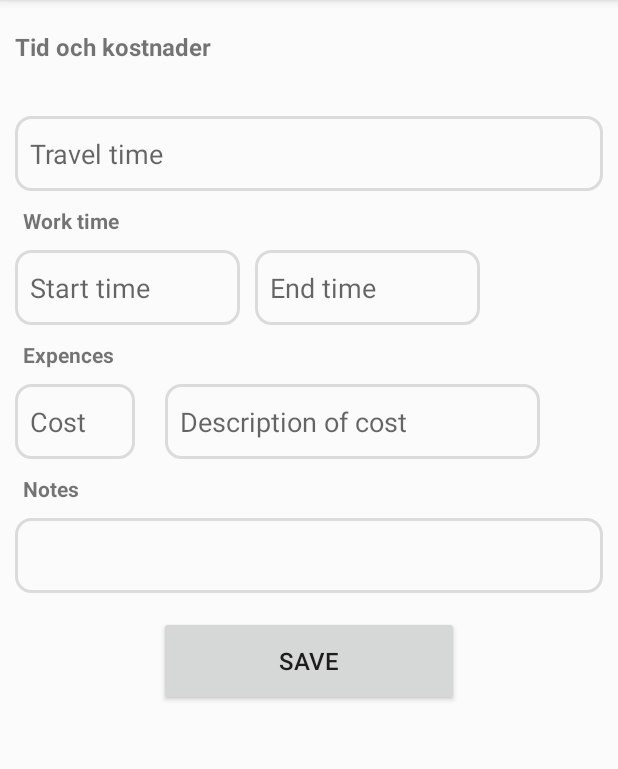
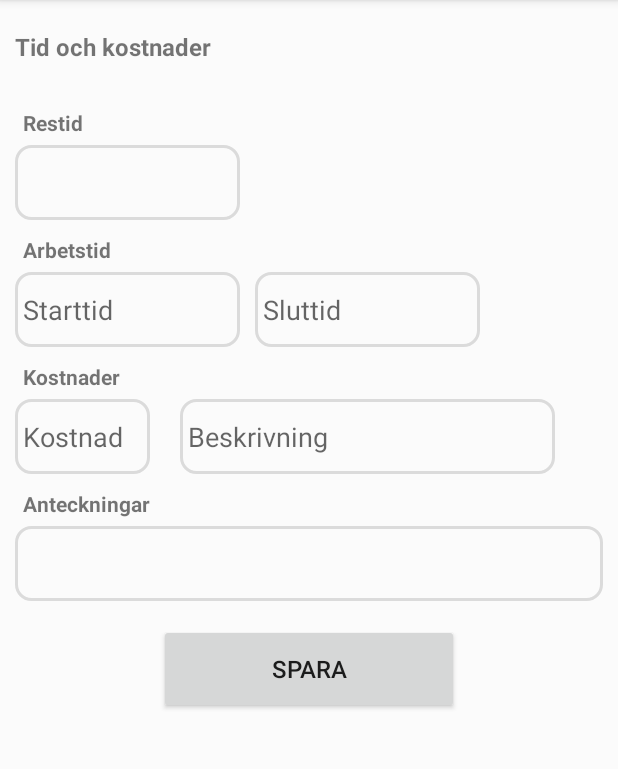
Before and after one commit to HeSingh93/todo-mobileapp, an Android app: the TimeAndExpenses screen opened directly, with no data from a screen before it, on a phone screen of 412 x 824 dp, the part 84-853 px from its top. Run offline under Robolectric (Android 15) with nearby library versions, the phone set to English and light mode, and no system bars; 2 statements that could not run were skipped.

Commit message:
Change layout for time and expenses and create strings in values/strings

```diff
--- a/app/src/main/res/layout/activity_login.xml
+++ b/app/src/main/res/layout/activity_login.xml
@@ -61,7 +61,7 @@
             android:layout_marginTop="25dp"
             android:background="#DBDBDB"
             android:linksClickable="false"
-            android:text="Logga in"
+            android:text="@string/log_in"
             android:textColor="#FFFFFF"
             android:textSize="22sp" />
 
--- a/app/src/main/res/layout/activity_order_list.xml
+++ b/app/src/main/res/layout/activity_order_list.xml
@@ -23,7 +23,7 @@
             android:layout_height="wrap_content"
             android:layout_marginLeft="10dp"
             android:layout_marginTop="20dp"
-            android:text="Ej accepterade arbetsordrar"
+            android:text="@string/declined_work_orders"
             android:textSize="16sp"
             android:textStyle="bold" />
 
@@ -40,7 +40,7 @@
             android:layout_height="wrap_content"
             android:layout_marginLeft="10dp"
             android:layout_marginTop="10dp"
-            android:text="Accepterade arbetsordrar"
+            android:text="@string/accepted_work_orders"
             android:textSize="16sp"
             android:textStyle="bold" />
 
--- a/app/src/main/res/layout/activity_time_and_expenses.xml
+++ b/app/src/main/res/layout/activity_time_and_expenses.xml
@@ -21,30 +21,38 @@
         <TextView
             android:layout_width="250dp"
             android:layout_height="wrap_content"
+            android:layout_marginLeft="10dp"
             android:layout_marginTop="20dp"
-            android:layout_marginLeft="10dp"
             android:gravity="left"
-            android:text="Tid och kostnader"
+            android:text="@string/time_and_expenses"
             android:textSize="16sp"
+            android:textStyle="bold" />
+
+        <TextView
+            android:id="@+id/labelTravelTime"
+            android:layout_width="wrap_content"
+            android:layout_height="wrap_content"
+            android:layout_marginLeft="15dp"
+            android:layout_marginTop="30dp"
+            android:text="@string/travel_time"
             android:textStyle="bold" />
 
         <EditText
             android:id="@+id/textTravelTime"
-            android:layout_width="match_parent"
+            android:layout_width="150dp"
             android:layout_height="50dp"
             android:layout_marginLeft="10dp"
-            android:layout_marginTop="35dp"
+            android:layout_marginTop="5dp"
             android:layout_marginRight="10dp"
-            android:background="@drawable/border_style"
-            android:hint="Travel time" />
+            android:background="@drawable/border_style" />
 
         <TextView
             android:id="@+id/labelWorkTime"
             android:layout_width="wrap_content"
             android:layout_height="wrap_content"
+            android:layout_marginLeft="15dp"
             android:layout_marginTop="10dp"
-            android:layout_marginLeft="15dp"
-            android:text="Work time"
+            android:text="@string/work_time"
             android:textStyle="bold" />
 
         <LinearLayout
@@ -56,19 +64,21 @@
                 android:layout_width="150dp"
                 android:layout_height="50dp"
                 android:layout_marginLeft="10dp"
-                android:layout_marginTop="10dp"
+                android:layout_marginTop="5dp"
                 android:background="@drawable/border_style"
-                android:hint="Start time" />
+                android:paddingLeft="5dp"
+                android:hint="Starttid" />
 
             <EditText
                 android:id="@+id/textWorkEndTime"
                 android:layout_width="150dp"
                 android:layout_height="50dp"
                 android:layout_marginLeft="10dp"
-                android:layout_marginTop="10dp"
+                android:layout_marginTop="5dp"
                 android:layout_marginRight="10dp"
                 android:background="@drawable/border_style"
-                android:hint="End time"
+                android:paddingLeft="5dp"
+                android:hint="Sluttid"
                 android:textAlignment="textStart" />
 
         </LinearLayout>
@@ -77,11 +87,10 @@
             android:id="@+id/labelExpences"
             android:layout_width="wrap_content"
             android:layout_height="wrap_content"
+            android:layout_marginLeft="15dp"
             android:layout_marginTop="10dp"
-            android:layout_marginLeft="15dp"
-            android:text="Expences"
-            android:textStyle="bold"
-            />
+            android:text="@string/Expenses"
+            android:textStyle="bold" />
 
         <LinearLayout
             android:layout_width="match_parent"
@@ -89,22 +98,24 @@
 
             <EditText
                 android:id="@+id/textCost"
-                android:layout_width="80dp"
+                android:layout_width="90dp"
                 android:layout_height="50dp"
                 android:layout_marginLeft="10dp"
-                android:layout_marginTop="10dp"
+                android:layout_marginTop="5dp"
                 android:layout_marginRight="10dp"
                 android:background="@drawable/border_style"
-                android:hint="Cost" />
+                android:paddingLeft="5dp"
+                android:hint="Kostnad" />
 
             <EditText
                 android:id="@+id/textDecriptionCost"
                 android:layout_width="250dp"
                 android:layout_height="50dp"
                 android:layout_marginLeft="10dp"
-                android:layout_marginTop="10dp"
+                android:layout_marginTop="5dp"
                 android:background="@drawable/border_style"
-                android:hint="Description of cost" />
+                android:paddingLeft="5dp"
+                android:hint="Beskrivning" />
 
         </LinearLayout>
 
@@ -112,16 +123,16 @@
             android:id="@+id/labelNotes"
             android:layout_width="wrap_content"
             android:layout_height="wrap_content"
+            android:layout_marginLeft="15dp"
             android:layout_marginTop="10dp"
-            android:layout_marginLeft="15dp"
-            android:text="Notes"
+            android:text="@string/notes"
             android:textStyle="bold" />
 
         <EditText
             android:id="@+id/textNotes"
             android:layout_width="match_parent"
             android:layout_height="50dp"
-            android:layout_marginTop="10dp"
+            android:layout_marginTop="5dp"
             android:layout_marginLeft="10dp"
             android:layout_marginRight="10dp"
             android:background="@drawable/border_style"
@@ -133,7 +144,7 @@
             android:layout_height="60dp"
             android:layout_gravity="center|center_horizontal"
             android:layout_marginTop="15dp"
-            android:text="Save"
+            android:text="@string/save"
             android:textSize="16sp" />
 
     </LinearLayout>
--- a/app/src/main/res/values/strings.xml
+++ b/app/src/main/res/values/strings.xml
@@ -4,4 +4,13 @@
     <string name="accept">Acceptera</string>
     <string name="decline">Acceptera ej</string>
     <string name="work_finished">Rapportera som klar</string>
+    <string name="log_in">Logga in</string>
+    <string name="declined_work_orders">Ej accepterade arbetsordrar</string>
+    <string name="accepted_work_orders">Accepterade arbetsordrar</string>
+    <string name="time_and_expenses">Tid och kostnader</string>
+    <string name="work_time">Arbetstid</string>
+    <string name="notes">Anteckningar</string>
+    <string name="save">Spara</string>
+    <string name="Expenses">Kostnader</string>
+    <string name="travel_time">Restid</string>
 </resources>
```
